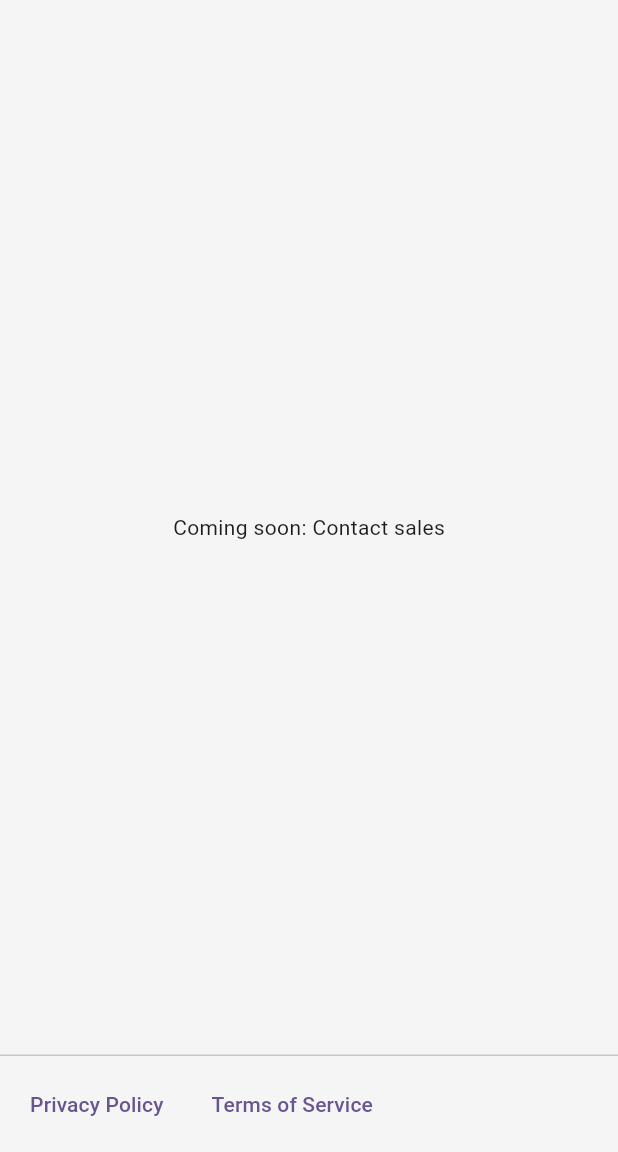
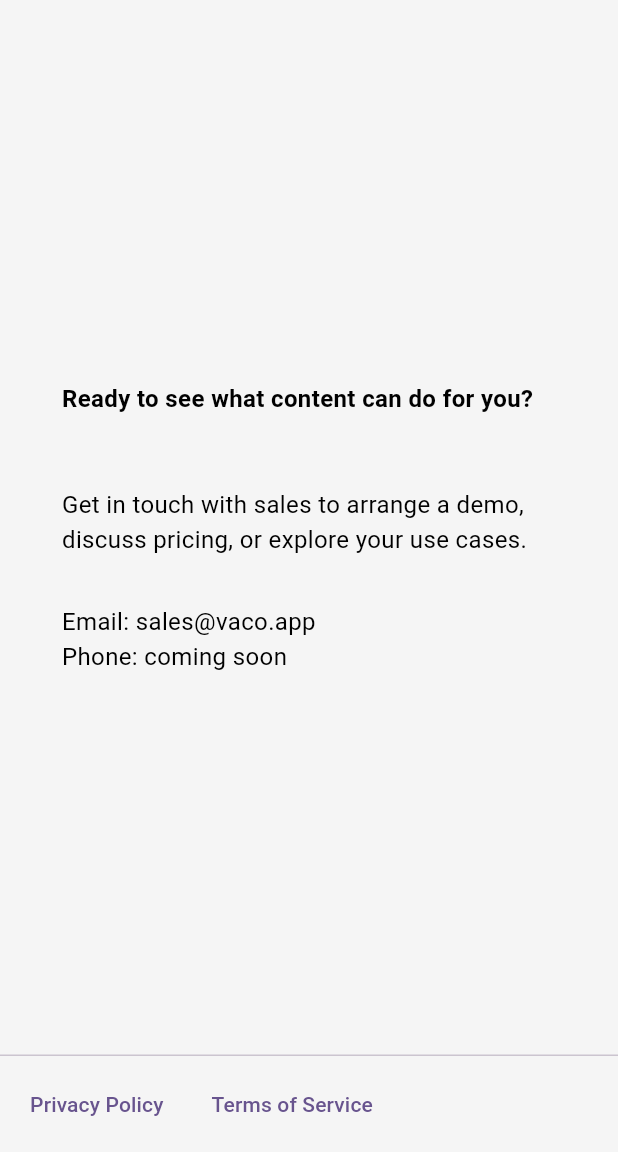
Before and after one commit to abewleytaylor/vaco-website, a Flutter app: the ContactSalesScreen screen opened directly, on a phone screen of 412 x 824 dp, the part 84-1236 px from its top. Run offline on Flutter 3.47's test engine with Material 3 defaults, Android fonts, the light colour scheme and no system bars; our stand-ins replace google_fonts; Roboto replaces fonts that are missing (Cantarell, Oxygen).

Commit message:
Add contact sales screen

```diff
--- /dev/null
+++ b/lib/screens/contact_sales_screen/contact_sales_mobile_view.dart
@@ -0,0 +1,40 @@
+import 'package:flutter/material.dart';
+import 'package:vaco_website/theme/colors.dart';
+import 'package:vaco_website/theme/text_styles.dart';
+
+class ContactSalesMobileView extends StatelessWidget {
+  const ContactSalesMobileView({super.key});
+
+  @override
+  Widget build(BuildContext context) {
+    return Center(
+      child: SingleChildScrollView(
+        child: Padding(
+          padding: EdgeInsets.all(MediaQuery.of(context).size.width * 0.1),
+          child: Column(
+            crossAxisAlignment: CrossAxisAlignment.start,
+            mainAxisAlignment: MainAxisAlignment.center,
+            mainAxisSize: MainAxisSize.max,
+            children: [
+              Text(
+                "Ready to see what content can do for you?",
+                style: VacoTextStyles.homeScreenLine1,
+              ),
+              SizedBox(height: 48.0),
+              Text(
+                "Get in touch with sales to arrange a demo, discuss pricing, or explore your use cases.",
+                style: VacoTextStyles.homeScreenLine3,
+              ),
+              SizedBox(height: 32.0),
+              Text(
+                "Email: sales@vaco.app\n"
+                "Phone: coming soon",
+                style: VacoTextStyles.homeScreenLine3,
+              ),
+            ],
+          ),
+        ),
+      ),
+    );
+  }
+}
--- a/lib/screens/contact_sales_screen/contact_sales_screen.dart
+++ b/lib/screens/contact_sales_screen/contact_sales_screen.dart
@@ -1,4 +1,6 @@
 import 'package:flutter/material.dart';
+import 'package:vaco_website/screens/contact_sales_screen/contact_sales_desktop_view.dart';
+import 'package:vaco_website/screens/contact_sales_screen/contact_sales_mobile_view.dart';
 import 'package:vaco_website/screens/policy_screens/privacy_policy_screen.dart';
 import 'package:vaco_website/screens/policy_screens/terms_of_service_screen.dart';
 import 'package:vaco_website/theme/colors.dart';
@@ -32,9 +34,7 @@ class ContactSalesScreen extends StatelessWidget {
           child: Text("Terms of Service"),
         ),
       ],
-      body: Center(
-        child: Text("Coming soon: Contact sales"),
-      ),
+      body: MediaQuery.of(context).size.width > MediaQuery.of(context).size.height * 1.3 && MediaQuery.of(context).size.height > 512 ? ContactSalesDesktopView() : ContactSalesMobileView(),
     );
   }
 }
```
Also changed, not shown: lib/screens/contact_sales_screen/contact_sales_desktop_view.dart (added, +67 -0 lines), lib/screens/home_screen/home_screen.dart (+21 -3 lines).
